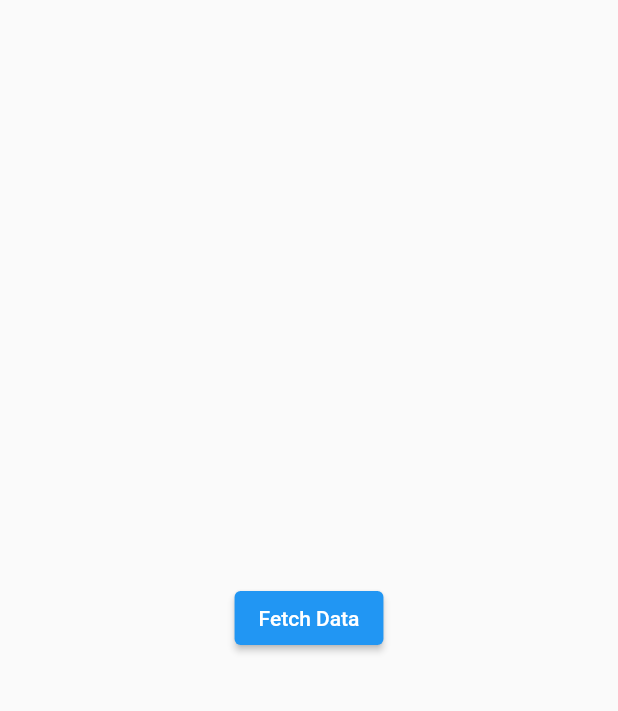
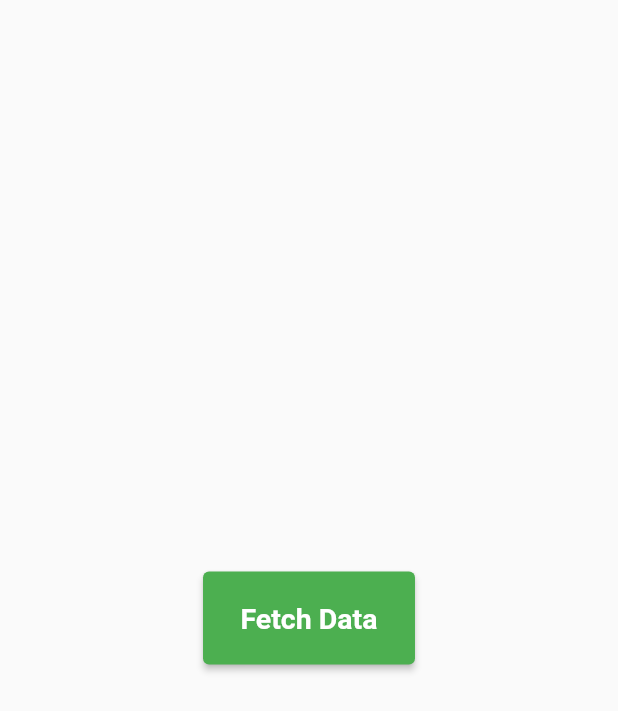
Before and after one commit to ArjunMalhotra07/RaftLabs, a Flutter app: the FetchData widget shown alone on an empty page, opened directly, on a phone screen of 412 x 824 dp. Shown: the top 711 px of the screen. Run offline on Flutter 3.47's test engine with Material 2 defaults, Android fonts, the phone set to English and light mode, and no system bars; our stand-ins replace webview_flutter; missing offline and left inert: flutter_inappwebview; network calls fail.

Commit message:
Changed colors

```diff
--- a/lib/pages/apiInfo.dart
+++ b/lib/pages/apiInfo.dart
@@ -14,6 +14,7 @@ class FetchDataPage extends StatelessWidget {
 
     return Scaffold(
       appBar: AppBar(
+        backgroundColor: Colors.green,
         centerTitle: true,
         title: const Text('Data'),
       ),
@@ -78,7 +79,7 @@ class FetchDataPage extends StatelessWidget {
                         const Center(
                             child: Text(
                           "*********************",
-                          style: TextStyle(color: Colors.blue),
+                          style: TextStyle(color: Colors.green),
                         )),
                         const SizedBox(
                           height: 50,
--- a/lib/pages/page1.dart
+++ b/lib/pages/page1.dart
@@ -19,6 +19,11 @@ class _FetchDataState extends State<FetchData> {
             MaterialPageRoute(builder: (context) => FetchDataPage()),
           );
         },
+        style: ElevatedButton.styleFrom(
+            primary: Colors.green,
+            padding: const EdgeInsets.symmetric(horizontal: 25, vertical: 20),
+            textStyle:
+                const TextStyle(fontSize: 19, fontWeight: FontWeight.bold)),
         child: const Text('Fetch Data'),
       ),
     );
--- a/lib/utils/customWidgets.dart
+++ b/lib/utils/customWidgets.dart
@@ -9,7 +9,7 @@ class CustomFormFieldWidget extends StatelessWidget {
   Widget build(BuildContext context) {
     return Container(
       decoration: BoxDecoration(
-        color: const Color(0xffBCE0FD).withOpacity(.38),
+        color: Color.fromARGB(255, 124, 205, 116).withOpacity(.38),
         borderRadius: BorderRadius.circular(12),
       ),
       height: 50,
@@ -41,7 +41,7 @@ class CustomText extends StatelessWidget {
       nameText,
       style: const TextStyle(
         fontSize: 14,
-        color: Colors.blue,
+        color: Colors.green,
         fontFamily: 'Poppins',
         fontWeight: FontWeight.w400,
       ),
```
